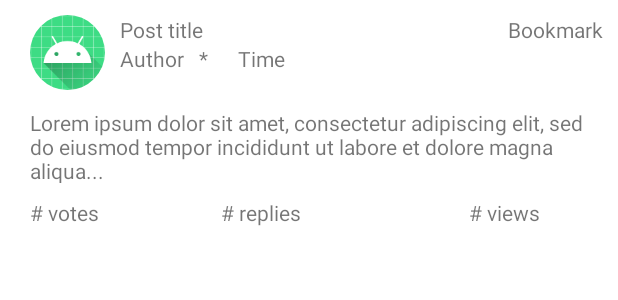
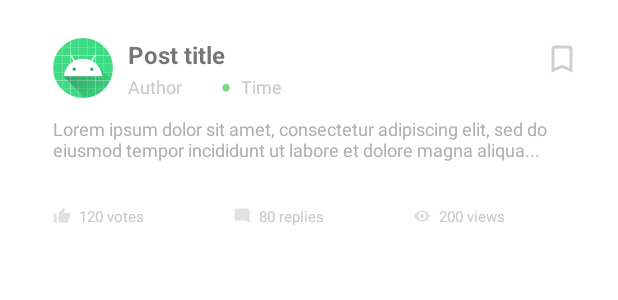
Before and after one commit to learnet-io/android, an Android app: the layout post_item.xml on its own in the app's theme, with its tools: preview values and no code run, on a phone screen of 412 x 824 dp. Shown: the top 300 px of the screen. Run offline under Robolectric (Android 15) with nearby library versions, the phone set to English and light mode, and no system bars.

Commit message:
Add full styling to post item

```diff
--- a/app/src/main/java/io/learnet/app/adapter/PostAdapter.kt
+++ b/app/src/main/java/io/learnet/app/adapter/PostAdapter.kt
@@ -43,10 +43,9 @@ class PostAdapter(private val posts: List<PostItem>) : RecyclerView.Adapter<Post
         holder.authorView.text = "${post.authorFirstName} ${post.authorLastName}"
         holder.timestampView.text = post.timestamp
         holder.summaryView.text = post.summary
-        holder.voteCountView.text = post.voteCount.toString()
-        holder.replyCountView.text = post.replyCount.toString()
-        holder.viewCountView.text = post.viewCount.toString()
-        holder.postBookmarkView.text = "✓"
+        holder.voteCountView.text = "${post.voteCount} votes"
+        holder.replyCountView.text = "${post.replyCount} replies"
+        holder.viewCountView.text = "${post.viewCount} views"
     }
 
     override fun getItemCount(): Int {
--- a/app/src/main/java/io/learnet/app/ui/posts/DemoPostCreator.kt
+++ b/app/src/main/java/io/learnet/app/ui/posts/DemoPostCreator.kt
@@ -15,7 +15,7 @@ class DemoPostCreator {
                     "John",
                 "Glenn",
                 "https://i.picsum.photos/id/287/200/200.jpg?hmac=kXFCSMZE2rF7NM-EFSH6c_nl5HlKQWvwCdE8JYL-YNQ",
-                "Celestial bodies are awesome",
+                "Celestial bodies rock",
                 "1h ago",
                     "Did you know that the sun revolves around the Milky Way Galaxy!? " +
                             "It does this every 200 millions or so, which means it...",
--- /dev/null
+++ b/app/src/main/res/drawable-anydpi/ic_bookmark.xml
@@ -0,0 +1,11 @@
+<vector xmlns:android="http://schemas.android.com/apk/res/android"
+    android:width="24dp"
+    android:height="24dp"
+    android:viewportWidth="24"
+    android:viewportHeight="24"
+    android:tint="#FFAFAFAF"
+    android:alpha="0.6">
+  <path
+      android:fillColor="@android:color/white"
+      android:pathData="M17,3L7,3c-1.1,0 -1.99,0.9 -1.99,2L5,21l7,-3 7,3L19,5c0,-1.1 -0.9,-2 -2,-2zM17,18l-5,-2.18L7,18L7,5h10v13z"/>
+</vector>
--- /dev/null
+++ b/app/src/main/res/drawable/ic_baseline_bookmark_border_24.xml
@@ -0,0 +1,10 @@
+<vector android:height="96dp"
+    android:tint="#E3E0E0"
+    android:viewportHeight="24"
+    android:viewportWidth="24"
+    android:width="96dp"
+    xmlns:android="http://schemas.android.com/apk/res/android">
+    <path
+        android:fillColor="@android:color/white"
+        android:pathData="M17,3L7,3c-1.1,0 -1.99,0.9 -1.99,2L5,21l7,-3 7,3L19,5c0,-1.1 -0.9,-2 -2,-2zM17,18l-5,-2.18L7,18L7,5h10v13z"/>
+</vector>
--- /dev/null
+++ b/app/src/main/res/drawable/ic_baseline_mode_comment_24.xml
@@ -0,0 +1,5 @@
+<vector android:height="12dp" android:tint="#E3E0E0"
+    android:viewportHeight="24" android:viewportWidth="24"
+    android:width="12dp" xmlns:android="http://schemas.android.com/apk/res/android">
+    <path android:fillColor="@android:color/white" android:pathData="M21.99,4c0,-1.1 -0.89,-2 -1.99,-2H4c-1.1,0 -2,0.9 -2,2v12c0,1.1 0.9,2 2,2h14l4,4 -0.01,-18z"/>
+</vector>
--- /dev/null
+++ b/app/src/main/res/drawable/ic_baseline_remove_red_eye_24.xml
@@ -0,0 +1,5 @@
+<vector android:height="12dp" android:tint="#E3E0E0"
+    android:viewportHeight="24" android:viewportWidth="24"
+    android:width="12dp" xmlns:android="http://schemas.android.com/apk/res/android">
+    <path android:fillColor="@android:color/white" android:pathData="M12,4.5C7,4.5 2.73,7.61 1,12c1.73,4.39 6,7.5 11,7.5s9.27,-3.11 11,-7.5c-1.73,-4.39 -6,-7.5 -11,-7.5zM12,17c-2.76,0 -5,-2.24 -5,-5s2.24,-5 5,-5 5,2.24 5,5 -2.24,5 -5,5zM12,9c-1.66,0 -3,1.34 -3,3s1.34,3 3,3 3,-1.34 3,-3 -1.34,-3 -3,-3z"/>
+</vector>
--- /dev/null
+++ b/app/src/main/res/drawable/ic_baseline_thumb_up_24.xml
@@ -0,0 +1,5 @@
+<vector android:height="12dp" android:tint="#E3E0E0"
+    android:viewportHeight="24" android:viewportWidth="24"
+    android:width="12dp" xmlns:android="http://schemas.android.com/apk/res/android">
+    <path android:fillColor="@android:color/white" android:pathData="M1,21h4L5,9L1,9v12zM23,10c0,-1.1 -0.9,-2 -2,-2h-6.31l0.95,-4.57 0.03,-0.32c0,-0.41 -0.17,-0.79 -0.44,-1.06L14.17,1 7.59,7.59C7.22,7.95 7,8.45 7,9v10c0,1.1 0.9,2 2,2h9c0.83,0 1.54,-0.5 1.84,-1.22l3.02,-7.05c0.09,-0.23 0.14,-0.47 0.14,-0.73v-2z"/>
+</vector>
--- /dev/null
+++ b/app/src/main/res/drawable/round_corners.xml
@@ -0,0 +1,7 @@
+<?xml version="1.0" encoding="UTF-8"?>
+<shape xmlns:android="http://schemas.android.com/apk/res/android">
+    <solid android:color="#FFFFFF"/>
+    <stroke android:width="0dp" android:color="#FFFFFF" />
+    <corners android:radius="10dp"/>
+    <padding android:left="0dp" android:top="0dp" android:right="0dp" android:bottom="0dp" />
+</shape>
--- a/app/src/main/res/layout/fragment_posts_home.xml
+++ b/app/src/main/res/layout/fragment_posts_home.xml
@@ -3,6 +3,7 @@
     xmlns:tools="http://schemas.android.com/tools"
     android:layout_width="match_parent"
     android:layout_height="match_parent"
+    android:background="@color/soft_white"
     tools:context=".ui.posts.PostsHomeFragment">
 
     <androidx.recyclerview.widget.RecyclerView
--- a/app/src/main/res/layout/post_item.xml
+++ b/app/src/main/res/layout/post_item.xml
@@ -3,14 +3,16 @@
     xmlns:app="http://schemas.android.com/apk/res-auto"
     xmlns:tools="http://schemas.android.com/tools"
     android:layout_width="match_parent"
-    android:layout_height="match_parent"
-    android:layout_margin="10dp">
+    android:layout_height="wrap_content"
+    android:layout_margin="10dp"
+    android:padding="15dp"
+    android:background="@drawable/round_corners">
 
     <de.hdodenhof.circleimageview.CircleImageView
         xmlns:app="http://schemas.android.com/apk/res-auto"
         android:id="@+id/ivPosterAvatar"
-        android:layout_width="50dp"
-        android:layout_height="50dp"
+        android:layout_width="40dp"
+        android:layout_height="40dp"
         android:layout_marginStart="10dp"
         android:layout_marginTop="0dp"
         android:layout_marginEnd="10dp"
@@ -19,44 +21,64 @@
         app:civ_border_width="0dp"
         app:civ_border_color="#FFFFFFFF"
         app:srcCompat="@mipmap/ic_launcher"/>
-
+    <TableLayout
+        android:id="@+id/tvTitleBookmarkContainer"
+        android:layout_width="match_parent"
+        android:layout_height="wrap_content"
+        android:layout_toRightOf="@+id/ivPosterAvatar"
+        android:stretchColumns="0">
+        <TableRow>
             <TextView
                 android:id="@+id/tvPostTitle"
-        android:layout_width="wrap_content"
+                android:layout_width="match_parent"
                 android:layout_height="wrap_content"
                 android:layout_toEndOf="@+id/ivPosterAvatar"
+                android:textStyle="bold"
+                android:textSize="16sp"
                 android:text="Post title" />
             <TextView
                 android:id="@+id/tvPostBookmark"
-        android:layout_width="match_parent"
+                android:layout_width="24dp"
                 android:layout_height="wrap_content"
                 android:layout_toEndOf="@+id/tvPostTitle"
-        android:gravity="right"
-        android:text="Bookmark"/>
+                android:background="@drawable/ic_bookmark"
+                android:text=""/>
+        </TableRow>
+    </TableLayout>
     <TextView
         android:id="@+id/tvPostAuthor"
         android:layout_width="wrap_content"
         android:layout_height="wrap_content"
-        android:layout_below="@+id/tvPostTitle"
+        android:layout_below="@+id/tvTitleBookmarkContainer"
         android:layout_toEndOf="@+id/ivPosterAvatar"
+        android:textStyle="normal"
+        android:textSize="12sp"
+        android:textColor="@color/grey"
         android:text="Author" />
     <TextView
         android:id="@+id/tvPostAuthorTimestampDivider"
         android:layout_width="wrap_content"
-        android:layout_height="wrap_content"
-        android:layout_below="@+id/tvPostTitle"
+        android:layout_height="25dp"
+        android:layout_below="@+id/tvTitleBookmarkContainer"
         android:layout_toEndOf="@+id/tvPostAuthor"
-        android:layout_marginLeft="10dp"
-        android:layout_marginRight="10dp"
-        android:text="*" />
+        android:layout_marginLeft="25dp"
+        android:layout_marginRight="-4dp"
+        android:layout_marginTop="-8dp"
+        android:textSize="24sp"
+        android:gravity="end"
+        android:textColor="@color/light_green"
+        android:text="•" />
     <TextView
         android:id="@+id/tvPostTimestamp"
         android:layout_width="wrap_content"
         android:layout_height="wrap_content"
-        android:layout_below="@+id/tvPostTitle"
+        android:layout_below="@+id/tvTitleBookmarkContainer"
         android:layout_toEndOf="@+id/tvPostAuthorTimestampDivider"
         android:layout_marginLeft="10dp"
         android:layout_marginRight="10dp"
+        android:textStyle="normal"
+        android:textSize="12sp"
+        android:textColor="@color/grey"
         android:text="Time" />
     <TextView
         android:id="@+id/tvPostSummary"
@@ -66,18 +88,17 @@
         android:layout_below="@+id/ivPosterAvatar"
         android:layout_marginLeft="10dp"
         android:layout_marginRight="10dp"
+        android:textSize="12sp"
+        android:textColor="@color/dark_grey"
         android:text="Lorem ipsum dolor sit amet, consectetur adipiscing elit, sed do eiusmod tempor incididunt ut labore et dolore magna aliqua..." />
 
     <TableLayout
         android:layout_width="match_parent"
         android:layout_height="wrap_content"
         android:layout_below="@+id/tvPostSummary"
-        android:layout_alignParentBottom="true"
-        android:layout_marginBottom="1dp"
+        android:layout_marginTop="10dp"
         android:stretchColumns="*">
-
-        <TableRow android:layout_marginTop="10dp">
-
+        <TableRow>
             <TextView
                 android:id="@+id/tvPostVoteCount"
                 android:layout_width="wrap_content"
@@ -85,7 +106,11 @@
                 android:layout_below="@+id/tvPostSummary"
                 android:layout_marginLeft="10dp"
                 android:layout_marginRight="10dp"
-                android:text="# votes" />
+                android:textSize="10dp"
+                android:drawablePadding="5dp"
+                android:textColor="@color/grey"
+                android:drawableLeft="@drawable/ic_baseline_thumb_up_24"
+                android:text="120 votes" />
 
             <TextView
                 android:id="@+id/tvPostReplyCount"
@@ -94,19 +119,26 @@
                 android:layout_below="@+id/tvPostSummary"
                 android:layout_marginLeft="10dp"
                 android:layout_marginRight="10dp"
+                android:textSize="10dp"
+                android:drawablePadding="5dp"
+                android:textColor="@color/grey"
+                android:drawableLeft="@drawable/ic_baseline_mode_comment_24"
                 android:layout_toEndOf="@+id/tvPostAuthorTimestampDivider"
-                android:text="# replies" />
+                android:text="80 replies" />
 
             <TextView
                 android:id="@+id/tvPostViewCount"
-                android:layout_width="match_parent"
+                android:layout_width="wrap_content"
                 android:layout_height="wrap_content"
                 android:layout_below="@+id/tvPostSummary"
                 android:layout_marginLeft="10dp"
                 android:layout_marginRight="10dp"
+                android:textSize="10dp"
+                android:drawablePadding="5dp"
+                android:textColor="@color/grey"
+                android:drawableLeft="@drawable/ic_baseline_remove_red_eye_24"
                 android:layout_toEndOf="@+id/tvPostReplyCount"
-                android:gravity="center"
-                android:text="# views" />
+                android:text="200 views" />
         </TableRow>
     </TableLayout>
 </RelativeLayout>
--- a/app/src/main/res/values/colors.xml
+++ b/app/src/main/res/values/colors.xml
@@ -6,5 +6,9 @@
     <color name="teal_200">#FF03DAC5</color>
     <color name="teal_700">#FF018786</color>
     <color name="black">#FF000000</color>
-    <color name="white">#FFFFFFFF</color>
+    <color name="white">#AFAFAF</color>
+    <color name="soft_white">#f3f7fa</color>
+    <color name="grey">#C8C8C8</color>
+    <color name="dark_grey">#FFAFAFAF</color>
+    <color name="light_green">#7AD87E</color>
 </resources>
```
Also changed, not shown: app/src/main/res/drawable-hdpi/ic_bookmark.png (added), app/src/main/res/drawable-mdpi/ic_bookmark.png (added), app/src/main/res/drawable-xhdpi/ic_bookmark.png (added), app/src/main/res/drawable-xxhdpi/ic_bookmark.png (added). Lines whose indentation alone changed are shown as unchanged.
